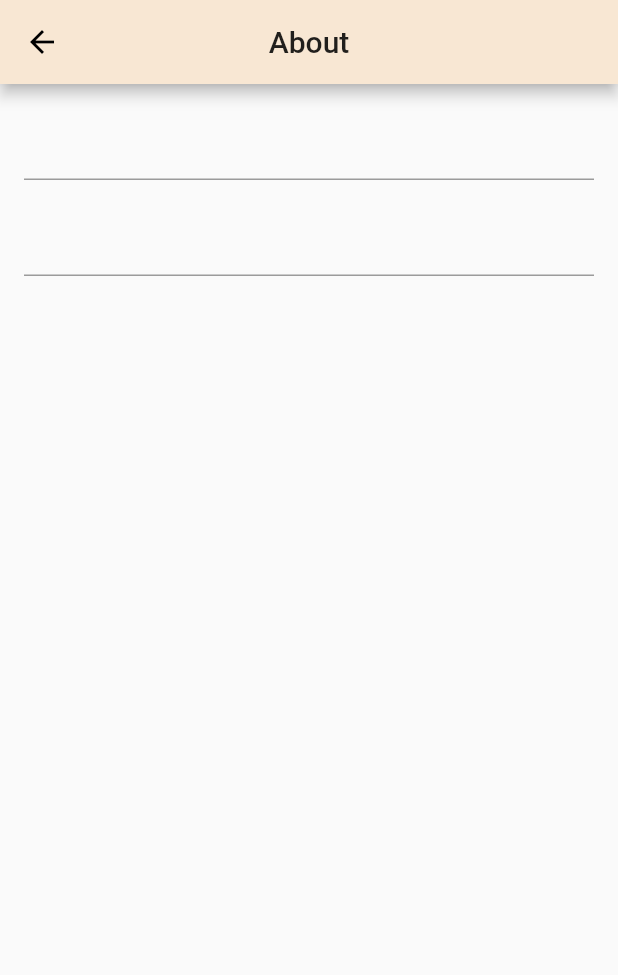
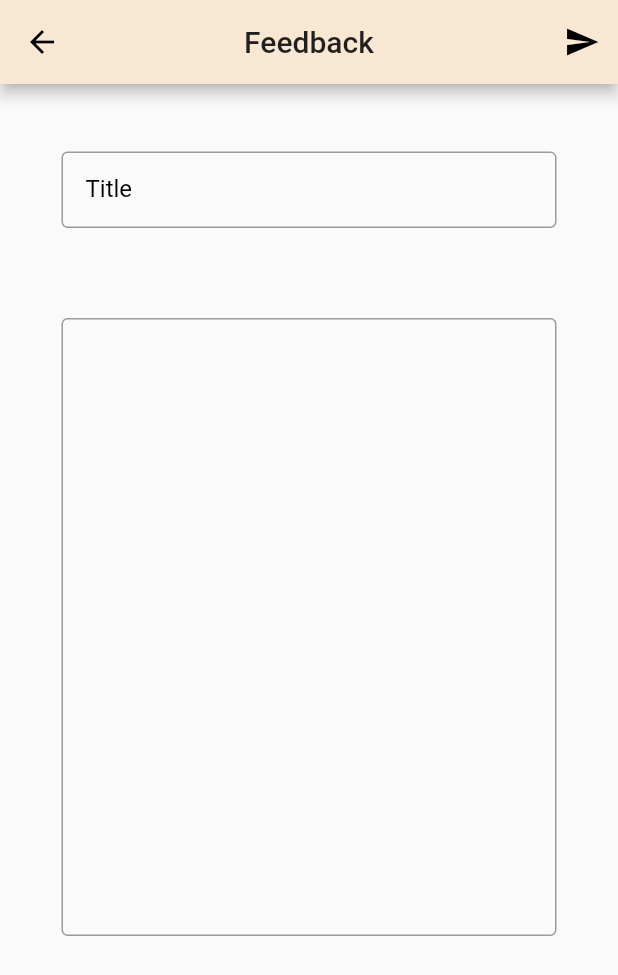
Before and after one commit to ollinmagno/ragnarok-database, a Flutter app: the SendFeedback screen opened directly, on a phone screen of 412 x 824 dp. Shown: the top 975 px of the screen. Run offline on Flutter 3.47's test engine with Material 2 defaults, Android fonts, the phone set to English and light mode, and no system bars.

Commit message:
formulário enviar feedback

```diff
--- a/lib/src/pages_drawer/send_feedback.dart
+++ b/lib/src/pages_drawer/send_feedback.dart
@@ -2,29 +2,76 @@ import 'package:flutter/material.dart';
 import 'package:ragnarok/src/utils/colors.dart';
 
 class SendFeedback extends StatelessWidget {
-  _body(){
+  GlobalKey _keyForm = GlobalKey<FormState>();
+  final TextEditingController _controllerTitle = TextEditingController();
+  final TextEditingController _controllerSendFeedback = TextEditingController();
+
+  _body() {
     return SingleChildScrollView(
-      child: Container(
-        padding: EdgeInsets.all(16.0),
-        child: Column(
-          children: <Widget>[
-            TextFormField(
-
-            ),
-            SizedBox(height: 16),
-            TextFormField(),
-          ],
+      padding: EdgeInsets.only(top: 45, left: 16.0, right: 16.0, bottom: 16.0),
+      child: Form(
+        key: _keyForm,
+        child: Center(
+          child: Column(
+            children: <Widget>[
+              SizedBox(
+                width: 330,
+                child: TextFormField(
+                  controller: _controllerTitle,
+                  maxLength: 30,
+                  keyboardType: TextInputType.text,
+                  maxLines: 1,
+                  //onChanged: (texto) {},
+                  decoration: InputDecoration(
+                    counterText: '',
+                    labelText: 'Title',
+                    labelStyle: TextStyle(color: Colors.black),
+                    border: OutlineInputBorder(
+                      borderSide: BorderSide(color: Colors.red, width: 1.0),
+                    ),
+                    contentPadding:
+                        EdgeInsets.symmetric(horizontal: 16.0, vertical: 16.0),
+                  ),
+                ),
+              ),
+              SizedBox(height: 60),
+              SizedBox(
+                width: 330,
+                child: TextFormField(
+                  controller: _controllerSendFeedback,
+                  maxLength: 900,
+                  keyboardType: TextInputType.text,
+                  maxLines: 20,
+                  //onChanged: (texto) {},
+                  decoration: InputDecoration(
+                    counterText: '',
+                    labelText: '',
+                    labelStyle: TextStyle(height: 0.0, color: Colors.red),
+                    border: OutlineInputBorder(
+                      borderSide: BorderSide(color: Colors.red, width: 1.0),
+                    ),
+                    contentPadding:
+                    EdgeInsets.symmetric(horizontal: 16.0, vertical: 16.0),
+                  ),
+                ),
+              ),
+            ],
+          ),
         ),
       ),
     );
   }
+
   @override
   Widget build(BuildContext context) {
     return Scaffold(
       appBar: AppBar(
-        title: Text('About'),
+        title: Text('Feedback'),
         centerTitle: true,
         backgroundColor: appBarColor,
+        actions: <Widget>[
+          IconButton(icon: Icon(Icons.send), onPressed: (){}),
+        ],
       ),
       body: _body(),
     );
```
